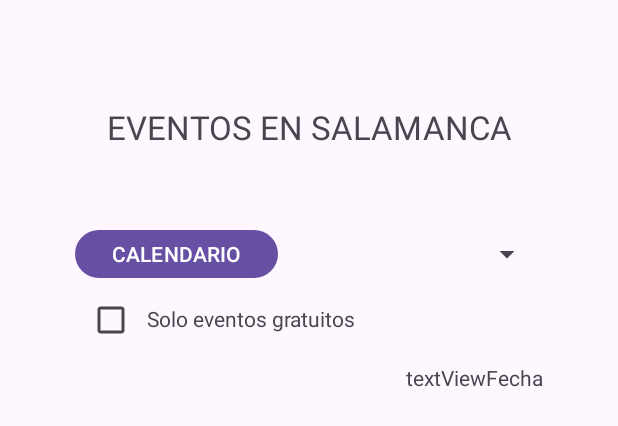
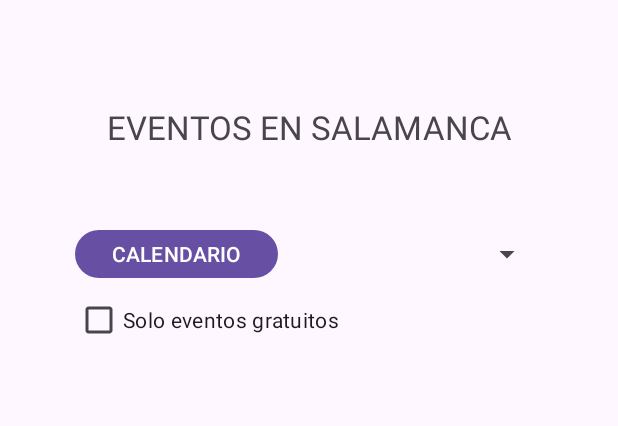
Before and after one commit to rocmisol/practica_android, an Android app: the layout activity_main.xml on its own in the app's theme, with its tools: preview values and no code run, on a phone screen of 412 x 824 dp. Shown: the top 426 px of the screen. Run offline under Robolectric (Android 15) with nearby library versions, the phone set to English and light mode, and no system bars.

```diff
--- a/app/src/main/res/layout/activity_detalle.xml
+++ b/app/src/main/res/layout/activity_detalle.xml
@@ -78,6 +78,7 @@
         android:layout_width="wrap_content"
         android:layout_height="wrap_content"
         android:layout_gravity="center_horizontal"
+        android:stepSize="0.5"
         android:layout_marginTop="10dp"/>
 
     <Switch
--- a/app/src/main/res/layout/activity_main.xml
+++ b/app/src/main/res/layout/activity_main.xml
@@ -42,26 +42,18 @@
         android:layout_width="wrap_content"
         android:layout_height="wrap_content"
         android:checked="false"
+        android:text="@string/solo_eventos_gratuitos"
         app:layout_constraintStart_toStartOf="@id/buttonCalendarioMain"
-        app:layout_constraintTop_toBottomOf="@id/buttonCalendarioMain"/>
-
-    <TextView
-        android:id="@+id/textViewGratuitosMain"
-        android:layout_width="wrap_content"
-        android:layout_height="wrap_content"
-        android:text="@string/solo_eventos_gratuitos"
-        android:layout_marginTop="13dp"
-        app:layout_constraintStart_toEndOf="@+id/checkBoxGratuitoMain"
         app:layout_constraintTop_toBottomOf="@id/buttonCalendarioMain"/>
 
     <TextView
         android:id="@+id/textViewFechaMain"
         android:layout_width="wrap_content"
         android:layout_height="wrap_content"
-        android:text="@string/textviewfecha"
+        android:text=""
         android:layout_marginTop="20dp"
         app:layout_constraintEnd_toEndOf="@id/spinnerCategoriaMain"
-        app:layout_constraintTop_toBottomOf="@id/textViewGratuitosMain"/>
+        app:layout_constraintTop_toBottomOf="@id/checkBoxGratuitoMain"/>
 
     <androidx.recyclerview.widget.RecyclerView
         android:id="@+id/recyclerViewMain"
@@ -70,7 +62,7 @@
         app:layout_constraintStart_toStartOf="parent"
         app:layout_constraintEnd_toEndOf="parent"
         app:layout_constraintBottom_toBottomOf="parent"
-        app:layout_constraintTop_toBottomOf="@id/textViewItemFecha"/>
+        app:layout_constraintTop_toBottomOf="@id/textViewFechaMain"/>
 
 
 </androidx.constraintlayout.widget.ConstraintLayout>
```
Also changed, not shown: app/src/main/java/es/cm/dam2/pmdm/eventos_culturales/AdaptadorEvento.java (+38 -1 lines), app/src/main/java/es/cm/dam2/pmdm/eventos_culturales/DetalleActivity.java (+52 -0 lines), app/src/main/java/es/cm/dam2/pmdm/eventos_culturales/MainActivity.java (+27 -24 lines), app/src/main/res/drawable/maspequelleno.png (deleted), app/src/main/res/drawable/maspequevacio.png (deleted).
